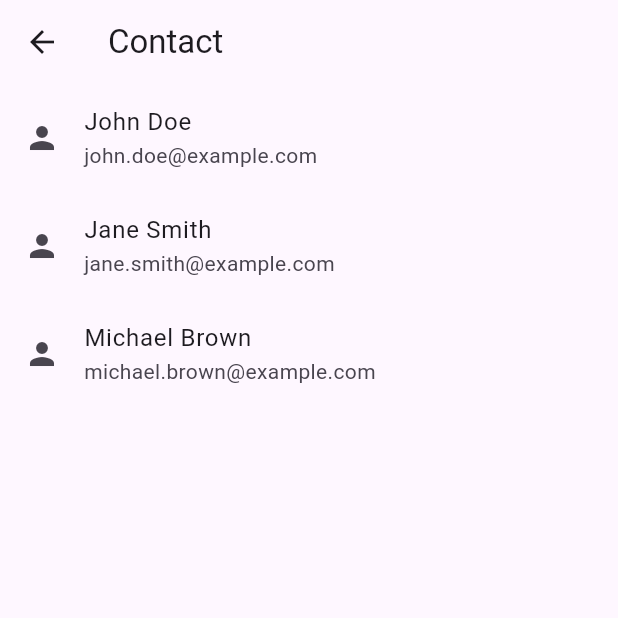
After one commit to abrsh6266/practicing, a Flutter app: the Contacts screen opened directly, on a phone screen of 412 x 824 dp, the top half of it. The commit adds this screen. Run offline on Flutter 3.47's test engine with Material 3 defaults, Android fonts, the phone set to English and light mode, and no system bars.

Commit message:
some updates

```diff
--- /dev/null
+++ b/lib/Contacts.dart
@@ -0,0 +1,33 @@
+import 'package:flutter/material.dart';
+
+class Contacts extends StatelessWidget {
+  const Contacts({super.key});
+
+  @override
+  Widget build(BuildContext context) {
+    return Scaffold(
+      appBar: AppBar(
+        title: const Text('Contact'),
+      ),
+      body: ListView(
+        children: const <Widget>[
+          ListTile(
+            leading: Icon(Icons.person),
+            title: Text('John Doe'),
+            subtitle: Text('john.doe@example.com'),
+          ),
+          ListTile(
+            leading: Icon(Icons.person),
+            title: Text('Jane Smith'),
+            subtitle: Text('jane.smith@example.com'),
+          ),
+          ListTile(
+            leading: Icon(Icons.person),
+            title: Text('Michael Brown'),
+            subtitle: Text('michael.brown@example.com'),
+          ),
+        ],
+      ),
+    );
+  }
+}
--- a/lib/main.dart
+++ b/lib/main.dart
@@ -1,5 +1,5 @@
 // main.dart
-import 'package:commonwd/Holidays.dart';
+import 'package:commonwd/Home.dart';
 import 'package:flutter/material.dart';
 
 void main() {
@@ -14,7 +14,7 @@ class MyApp extends StatelessWidget {
       theme: ThemeData(
         primarySwatch: Colors.blue,
       ),
-      home: Holidays(),
+      home: Home(),
     );
   }
 }
```
Also changed, not shown: lib/Anniversaries.dart (+5 -3 lines), lib/Home.dart (+24 -0 lines), lib/MenuListTileWidget.dart (added, +71 -0 lines), lib/left_drawer.dart (added, +43 -0 lines).
